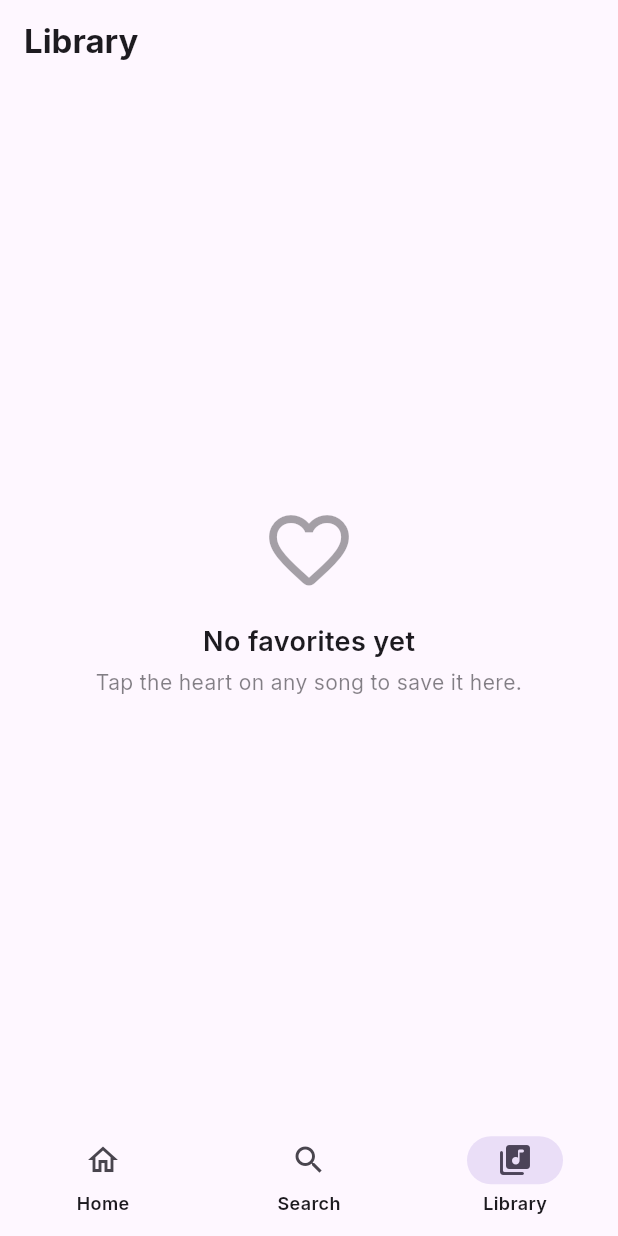
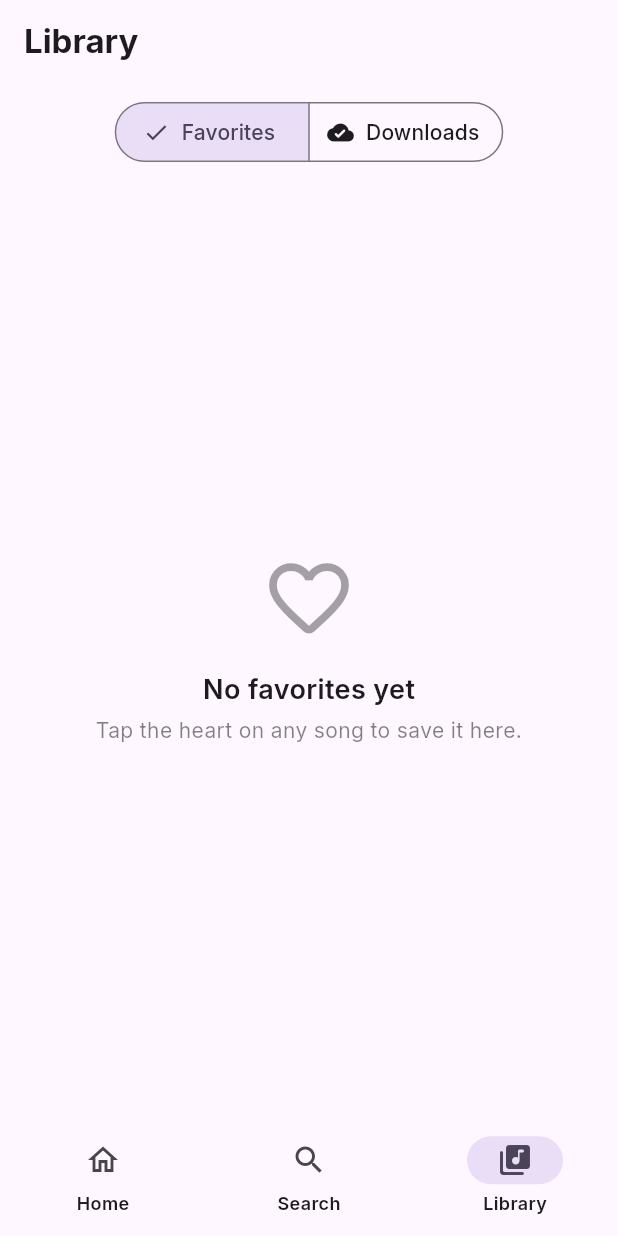
Before and after one commit to jpgjm/vivi_music_ios, a Flutter app: the screen it shows after launch, item 3 of the bottom bar chosen, on a phone screen of 412 x 824 dp. Run offline on Flutter 3.47's test engine with Material 3 defaults, Android fonts, the phone set to English and light mode, and no system bars; our stand-ins replace audio_service, cached_network_image, dio, google_fonts, just_audio, rxdart and 1 more; missing offline and left inert: youtube_explode_dart.

Commit message:
library_page.dart の更新

```diff
--- a/lib/pages/library_page.dart
+++ b/lib/pages/library_page.dart
@@ -2,6 +2,7 @@ import 'package:flutter/material.dart';
 
 import '../models.dart';
 import '../services/audio_handler.dart';
+import '../services/download_service.dart';
 import '../services/storage_service.dart';
 import '../widgets/song_tile.dart';
 
@@ -13,57 +14,76 @@ class LibraryPage extends StatefulWidget {
   State<LibraryPage> createState() => _LibraryPageState();
 }
 
+enum _LibraryTab { favorites, downloads }
+
 class _LibraryPageState extends State<LibraryPage> {
   final _storage = StorageService();
   List<Song> _favorites = [];
+  List<Song> _downloads = [];
+  _LibraryTab _tab = _LibraryTab.favorites;
 
   @override
   void initState() {
     super.initState();
     _reload();
     widget.handler.currentSong.listen((_) => _reload());
+    // React to download / delete events too so the list refreshes.
+    DownloadService.instance.downloadedIds.listen((_) => _reload());
   }
 
   Future<void> _reload() async {
     final f = await _storage.loadFavorites();
-    if (mounted) setState(() => _favorites = f);
+    final d = await _storage.loadDownloads();
+    if (mounted) {
+      setState(() {
+        _favorites = f;
+        _downloads = d;
+      });
+    }
   }
 
   @override
   Widget build(BuildContext context) {
-    if (_favorites.isEmpty) {
-      return Center(
-        child: Padding(
-          padding: const EdgeInsets.all(32),
-          child: Column(
-            mainAxisSize: MainAxisSize.min,
-            children: [
-              Icon(
-                Icons.favorite_border_rounded,
-                size: 64,
-                color:
-                    Theme.of(context).colorScheme.onSurface.withOpacity(0.4),
+    return Column(
+      children: [
+        // Segmented control at the top.
+        Padding(
+          padding: const EdgeInsets.fromLTRB(16, 8, 16, 8),
+          child: SegmentedButton<_LibraryTab>(
+            segments: const [
+              ButtonSegment(
+                value: _LibraryTab.favorites,
+                label: Text('Favorites'),
+                icon: Icon(Icons.favorite_rounded),
               ),
-              const SizedBox(height: 16),
-              const Text(
-                'No favorites yet',
-                style:
-                    TextStyle(fontSize: 18, fontWeight: FontWeight.w600),
-              ),
-              const SizedBox(height: 4),
-              Text(
-                'Tap the heart on any song to save it here.',
-                textAlign: TextAlign.center,
-                style: TextStyle(
-                  color: Theme.of(context)
-                      .colorScheme
-                      .onSurface
-                      .withOpacity(0.55),
-                ),
+              ButtonSegment(
+                value: _LibraryTab.downloads,
+                label: Text('Downloads'),
+                icon: Icon(Icons.cloud_done_rounded),
               ),
             ],
+            selected: {_tab},
+            onSelectionChanged: (sel) =>
+                setState(() => _tab = sel.first),
           ),
         ),
+        Expanded(
+          child: _tab == _LibraryTab.favorites
+              ? _buildFavorites(context)
+              : _buildDownloads(context),
+        ),
+      ],
+    );
+  }
+
+  // ---------- Favorites tab ----------
+
+  Widget _buildFavorites(BuildContext context) {
+    if (_favorites.isEmpty) {
+      return _EmptyState(
+        icon: Icons.favorite_border_rounded,
+        title: 'No favorites yet',
+        subtitle: 'Tap the heart on any song to save it here.',
       );
     }
     return RefreshIndicator(
@@ -89,4 +109,98 @@ class _LibraryPageState extends State<LibraryPage> {
       ),
     );
   }
+
+  // ---------- Downloads tab ----------
+
+  Widget _buildDownloads(BuildContext context) {
+    if (_downloads.isEmpty) {
+      return _EmptyState(
+        icon: Icons.cloud_download_outlined,
+        title: 'No downloads yet',
+        subtitle:
+            'Open a song and tap the cloud icon to save it for offline playback.',
+      );
+    }
+    return RefreshIndicator(
+      onRefresh: _reload,
+      child: ListView.builder(
+        padding: const EdgeInsets.only(bottom: 120),
+        itemCount: _downloads.length,
+        itemBuilder: (context, i) {
+          final s = _downloads[i];
+          return SongTile(
+            song: s,
+            onTap: () => widget.handler.playSong(s, queue: _downloads),
+            trailing: IconButton(
+              icon: const Icon(Icons.delete_outline_rounded),
+              onPressed: () => _confirmDelete(context, s),
+            ),
+          );
+        },
+      ),
+    );
+  }
+
+  Future<void> _confirmDelete(BuildContext context, Song song) async {
+    final yes = await showDialog<bool>(
+      context: context,
+      builder: (ctx) => AlertDialog(
+        title: const Text('Delete download?'),
+        content: Text('Remove "${song.title}" from downloads.'),
+        actions: [
+          TextButton(
+            onPressed: () => Navigator.pop(ctx, false),
+            child: const Text('Cancel'),
+          ),
+          FilledButton(
+            onPressed: () => Navigator.pop(ctx, true),
+            child: const Text('Delete'),
+          ),
+        ],
+      ),
+    );
+    if (yes == true) {
+      await DownloadService.instance.deleteDownload(song.videoId);
+      _reload();
+    }
+  }
 }
+
+class _EmptyState extends StatelessWidget {
+  final IconData icon;
+  final String title;
+  final String subtitle;
+  const _EmptyState({
+    required this.icon,
+    required this.title,
+    required this.subtitle,
+  });
+
+  @override
+  Widget build(BuildContext context) {
+    final onSurface = Theme.of(context).colorScheme.onSurface;
+    return Center(
+      child: Padding(
+        padding: const EdgeInsets.all(32),
+        child: Column(
+          mainAxisSize: MainAxisSize.min,
+          children: [
+            Icon(icon, size: 64, color: onSurface.withOpacity(0.4)),
+            const SizedBox(height: 16),
+            Text(
+              title,
+              style: const TextStyle(
+                  fontSize: 18, fontWeight: FontWeight.w600),
+            ),
+            const SizedBox(height: 4),
+            Text(
+              subtitle,
+              textAlign: TextAlign.center,
+              style: TextStyle(color: onSurface.withOpacity(0.55)),
+            ),
+          ],
+        ),
+      ),
+    );
+  }
+}
```
